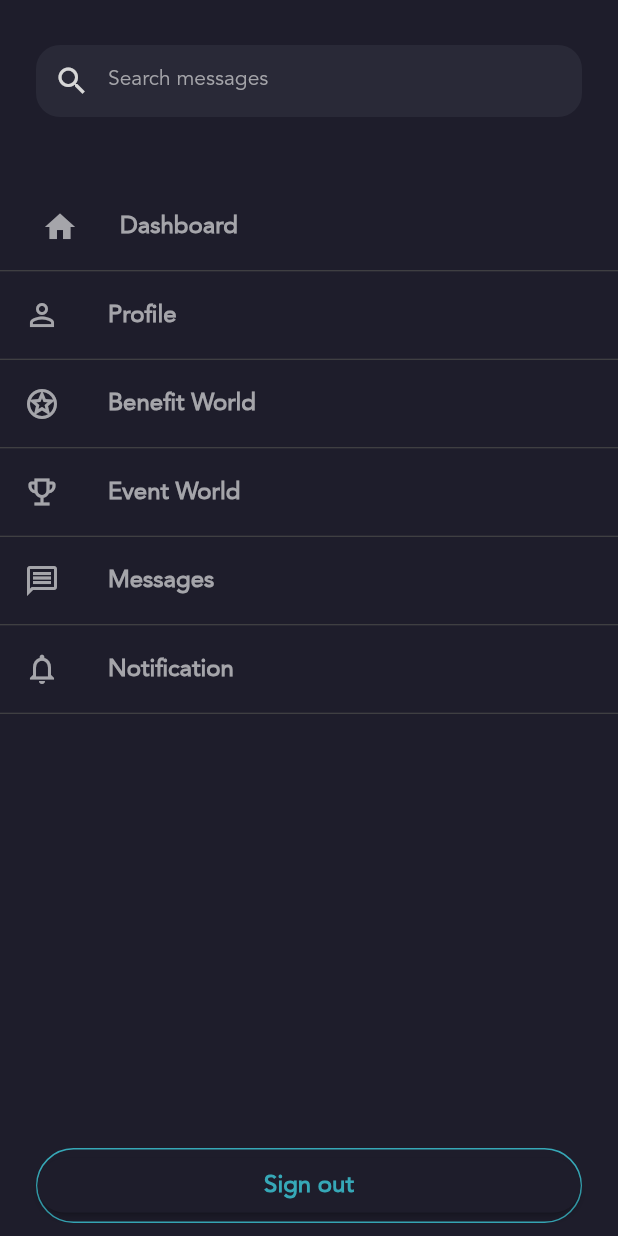
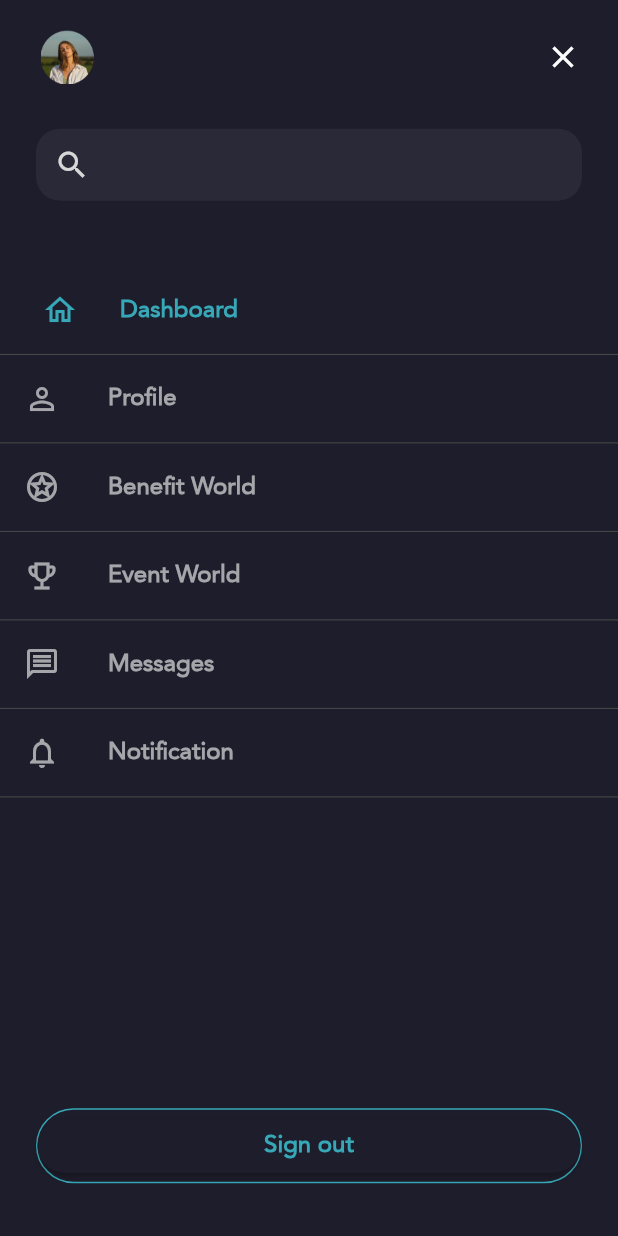
Before and after one commit to RahulMistriCodesmith/hipoz, a Flutter app: the StudentDashboard screen opened directly, with the side drawer open, on a phone screen of 412 x 824 dp. Run offline on Flutter 3.47's test engine with Material 2 defaults, Android fonts, the phone set to English and light mode, and no system bars; drawn by our look-alikes of carousel_slider; our stand-ins replace chat_bubbles, datetime_picker_formfield, dotted_border, image_picker, intl_phone_field, smooth_page_indicator.

Commit message:
Commit Done 10/6/2022 2:31 PM

```diff
--- a/lib/UI/Authorization/landingpage.dart
+++ b/lib/UI/Authorization/landingpage.dart
@@ -19,8 +19,8 @@ class _LandingPageState extends State<LandingPage> {
   TextEditingController email = TextEditingController();
   TextEditingController password = TextEditingController();
   final _formKey = GlobalKey<FormState>();
-  bool isChecked = false;
-  bool _isObscure = false;
+  bool isChecked = true;
+  bool _isObscure = true;
 
   @override
   Widget build(BuildContext context) {
--- a/lib/UI/Student/DashBoard/studentdashbord.dart
+++ b/lib/UI/Student/DashBoard/studentdashbord.dart
@@ -17,6 +17,7 @@ class StudentDashboard extends StatefulWidget {
 
 class _StudentDashboardState extends State<StudentDashboard> {
 
+  var selectedval = 'color';
   final List<String> imageList = [
     'assets/Images/frameimgae.png',
     'assets/Images/frameimgae.png',
@@ -72,6 +73,23 @@ class _StudentDashboardState extends State<StudentDashboard> {
         child: ListView(
           children: <Widget>[
 
+            Padding(
+              padding: const EdgeInsets.only(left: 27,top: 20),
+              child: Row(
+                mainAxisAlignment: MainAxisAlignment.start,
+                children: [
+                  Image.asset('assets/Images/studentimage.png',scale: 4.5,),
+                  Expanded(child: SizedBox()),
+                  InkWell(
+                      onTap: (){
+                        Navigator.of(context).pop();
+                      },
+                      child: Icon(Icons.clear,color: Colors.white,)),
+                  SizedBox(width: width*0.06,),
+                ],
+              ),
+            ),
+
             SizedBox(height: 30,),
 
             Padding(
@@ -84,7 +102,6 @@ class _StudentDashboardState extends State<StudentDashboard> {
                 child: TextField(
                   decoration: InputDecoration(
                     border: InputBorder.none,
-                    hintText: 'Search messages',
                     hintStyle: Textstyle2Light18.appbartextstyle.copyWith(fontSize: 14,color: Appcolors.grey2),
                     prefixIcon: Icon(Icons.search,color: Appcolors.grey1,),
                   ),
@@ -97,16 +114,15 @@ class _StudentDashboardState extends State<StudentDashboard> {
             ListTile(
 
               title: Text('Dashboard', style: Textstyle1Light18.appbartextstyle.copyWith(
-                  color: Appcolors.grey2,fontSize: 16,fontWeight: FontWeight.w800),),
+                  color: selectedval == 'color' ? Appcolors.blue1 : Appcolors.grey2,fontSize: 16,fontWeight: FontWeight.w800),),
               leading: IconButton(
-                icon: Icon(Icons.home,color: Appcolors.grey2,),
+                icon: Icon(Icons.home_outlined,color: selectedval == 'color' ? Appcolors.blue1 : Appcolors.grey2,),
                 onPressed: () {
-                  Navigator.of(context).pop();
+
                 },
               ),
               onTap: ()
               {
-                Navigator.of(context).pop();
                 Navigator.of(context).push(MaterialPageRoute(
                     builder: (BuildContext context) => StudentDashboard()));
               },
@@ -115,11 +131,11 @@ class _StudentDashboardState extends State<StudentDashboard> {
             Divider(height: 3.0,color: Appcolors.brown3,),
 
             ListTile(
-              leading: Icon(Icons.perm_identity,color: Appcolors.grey2,),
+              leading: Icon(Icons.perm_identity,color: selectedval == 'color' ? Appcolors.grey2 : Appcolors.blue1),
               title: Text('Profile', style: Textstyle1Light18.appbartextstyle.copyWith(
-                  color: Appcolors.grey2,fontSize: 16,fontWeight: FontWeight.w800),),
+                  color: selectedval == 'color' ? Appcolors.grey2 : Appcolors.blue1,fontSize: 16,fontWeight: FontWeight.w800),),
               onTap: () {
-                Navigator.of(context).pop();
+
                 Navigator.of(context).push(MaterialPageRoute(
                     builder: (BuildContext context) => Profile()));
               },
@@ -128,9 +144,9 @@ class _StudentDashboardState extends State<StudentDashboard> {
             Divider(height: 3.0,color: Appcolors.brown3,),
 
             ListTile(
-              leading: Icon(Icons.stars_outlined,color: Appcolors.grey2,),
+              leading: Icon(Icons.stars_outlined,color: selectedval == 'color' ? Appcolors.grey2 : Appcolors.blue1),
               title: Text('Benefit World', style: Textstyle1Light18.appbartextstyle.copyWith(
-                  color: Appcolors.grey2,fontSize: 16,fontWeight: FontWeight.w800),),
+                  color: selectedval == 'color' ? Appcolors.grey2 : Appcolors.blue1,fontSize: 16,fontWeight: FontWeight.w800),),
               onTap: () {
                 Navigator.of(context).pop();
                 Navigator.of(context).push(MaterialPageRoute(
@@ -141,11 +157,11 @@ class _StudentDashboardState extends State<StudentDashboard> {
             Divider(height: 3.0,color: Appcolors.brown3,),
 
             ListTile(
-              leading: Icon(Icons.emoji_events_outlined,color: Appcolors.grey2,),
+              leading: Icon(Icons.emoji_events_outlined,color: selectedval == 'color' ? Appcolors.grey2 : Appcolors.blue1),
               title: Text('Event World', style: Textstyle1Light18.appbartextstyle.copyWith(
-                  color: Appcolors.grey2,fontSize: 16,fontWeight: FontWeight.w800),),
+                  color: selectedval == 'color' ? Appcolors.grey2 : Appcolors.blue1,fontSize: 16,fontWeight: FontWeight.w800),),
               onTap: () {
-                Navigator.of(context).pop();
+
                 Navigator.of(context).push(MaterialPageRoute(
                     builder: (BuildContext context) => EventWorld()));
               },
@@ -154,11 +170,11 @@ class _StudentDashboardState extends State<StudentDashboard> {
             Divider(height: 3.0,color: Appcolors.brown3,),
 
             ListTile(
-              leading: Icon(Icons.message_outlined,color: Appcolors.grey2,),
+              leading: Icon(Icons.message_outlined,color: selectedval == 'color' ? Appcolors.grey2 : Appcolors.blue1),
               title: Text('Messages', style: Textstyle1Light18.appbartextstyle.copyWith(
-                  color: Appcolors.grey2,fontSize: 16,fontWeight: FontWeight.w800),),
+                  color: selectedval == 'color' ? Appcolors.grey2 : Appcolors.blue1,fontSize: 16,fontWeight: FontWeight.w800),),
               onTap: () {
-                Navigator.of(context).pop();
+
                 Navigator.of(context).push(MaterialPageRoute(
                     builder: (BuildContext context) => StudentMessage()));
               },
@@ -167,11 +183,11 @@ class _StudentDashboardState extends State<StudentDashboard> {
             Divider(height: 3.0,color: Appcolors.brown3,),
 
             ListTile(
-              leading: Icon(Icons.notifications_outlined,color: Appcolors.grey2,),
+              leading: Icon(Icons.notifications_outlined,color: selectedval == 'color' ? Appcolors.grey2 : Appcolors.blue1),
               title: Text('Notification', style: Textstyle1Light18.appbartextstyle.copyWith(
-                  color: Appcolors.grey2,fontSize: 16,fontWeight: FontWeight.w800),),
+                  color: selectedval == 'color' ? Appcolors.grey2 : Appcolors.blue1,fontSize: 16,fontWeight: FontWeight.w800),),
               onTap: () {
-                Navigator.of(context).pop();
+
                 Navigator.of(context).push(MaterialPageRoute(
                     builder: (BuildContext context) => StudentNotification()));
               },
@@ -180,7 +196,7 @@ class _StudentDashboardState extends State<StudentDashboard> {
             Divider(height: 3.0,color: Appcolors.brown3,),
 
             SizedBox(
-              height: height*0.35,
+              height: height*0.25,
             ),
             Padding(
               padding: const EdgeInsets.only(left: 24,right: 24,bottom: 15),
```
Also changed, not shown: lib/UI/Authorization/signup.dart (+17 -17 lines), lib/UI/Company/companydashboard.dart (+20 -3 lines), lib/UI/Student/DashBoard/profile.dart (+7 -1 lines).
